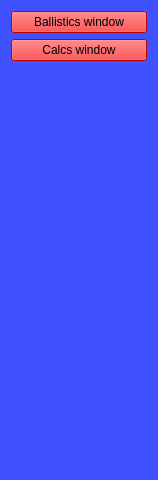
Qt form src/drop_menu.ui (arrgn/PhysCalc) before a commit.
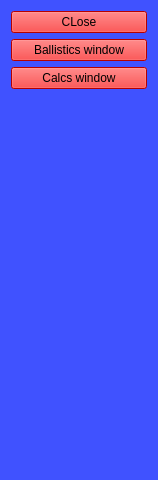
The same form after that commit.

Commit message: Add drop menu closing

What changed in the file:
```diff
--- a/src/drop_menu.ui
+++ b/src/drop_menu.ui
@@ -18,6 +18,16 @@
    <string notr="true">background: rgba(0,25,255,0.5);</string>
   </property>
   <layout class="QVBoxLayout" name="verticalLayout_2">
+   <item>
+    <widget class="QPushButton" name="closer">
+     <property name="styleSheet">
+      <string notr="true">background: red;</string>
+     </property>
+     <property name="text">
+      <string>CLose</string>
+     </property>
+    </widget>
+   </item>
    <item>
     <widget class="QPushButton" name="w1_btn">
      <property name="styleSheet">
```
Left out of the diff: 1 changed line with no effect on the pictures. The commit also changes 2 other files.
